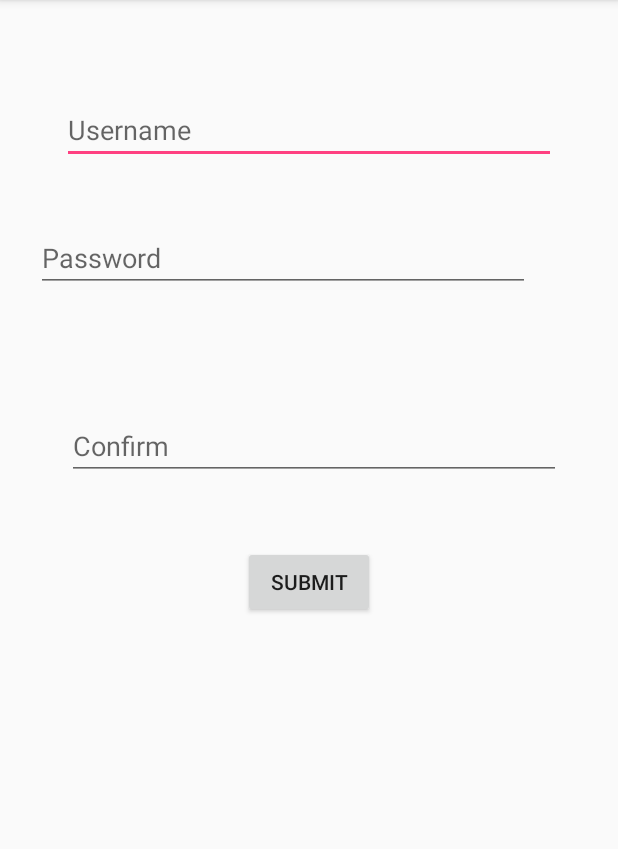
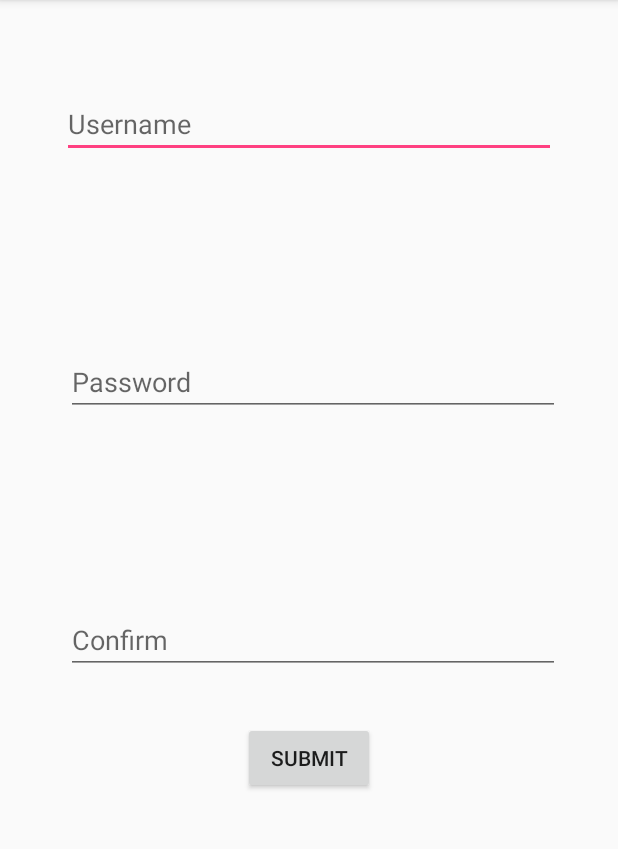
Before and after one commit to WangHexie/YunNote, an Android app: the RegisterActivity screen opened directly, with no data from a screen before it, on a phone screen of 412 x 824 dp, the part 84-933 px from its top. Run offline under Robolectric (Android 15) with nearby library versions, the phone set to English and light mode, and no system bars.

Commit message:
update UI

```diff
--- a/client/MobileApp/app/src/main/res/layout/activity_register.xml
+++ b/client/MobileApp/app/src/main/res/layout/activity_register.xml
@@ -12,11 +12,12 @@
         android:layout_height="wrap_content"
         android:layout_marginEnd="24dp"
         android:layout_marginStart="24dp"
-        android:layout_marginTop="64dp"
+        android:layout_marginTop="60dp"
         android:ems="10"
         android:hint="Username"
         android:inputType="textEmailAddress"
         app:layout_constraintEnd_toEndOf="parent"
+        app:layout_constraintHorizontal_bias="0.5"
         app:layout_constraintStart_toStartOf="parent"
         app:layout_constraintTop_toTopOf="parent" />
 
@@ -24,22 +25,25 @@
         android:id="@+id/password"
         android:layout_width="329dp"
         android:layout_height="wrap_content"
+        android:layout_marginBottom="40dp"
         android:layout_marginEnd="24dp"
         android:layout_marginStart="24dp"
         android:layout_marginTop="40dp"
         android:ems="10"
         android:hint="Password"
         android:inputType="textPassword"
+        app:layout_constraintBottom_toTopOf="@+id/pass_confirm"
         app:layout_constraintEnd_toEndOf="parent"
-        app:layout_constraintHorizontal_bias="0.0"
+        app:layout_constraintHorizontal_bias="0.571"
         app:layout_constraintStart_toStartOf="parent"
-        app:layout_constraintTop_toBottomOf="@+id/username" />
+        app:layout_constraintTop_toBottomOf="@+id/username"
+        app:layout_constraintVertical_bias="0.0" />
 
     <EditText
         android:id="@+id/pass_confirm"
         android:layout_width="329dp"
         android:layout_height="wrap_content"
-        android:layout_marginBottom="8dp"
+        android:layout_marginBottom="232dp"
         android:layout_marginEnd="24dp"
         android:layout_marginStart="24dp"
         android:ems="10"
@@ -47,10 +51,9 @@
         android:inputType="textPassword"
         app:layout_constraintBottom_toBottomOf="parent"
         app:layout_constraintEnd_toEndOf="parent"
-        app:layout_constraintHorizontal_bias="0.6"
+        app:layout_constraintHorizontal_bias="0.571"
         app:layout_constraintStart_toStartOf="parent"
-        app:layout_constraintTop_toBottomOf="@+id/password"
-        app:layout_constraintVertical_bias="0.154" />
+        app:layout_constraintTop_toBottomOf="@+id/password" />
 
     <Button
         android:id="@+id/sub_btn"
```
Also changed, not shown: client/MobileApp/app/src/main/res/layout/activity_login.xml (+17 -4 lines).
